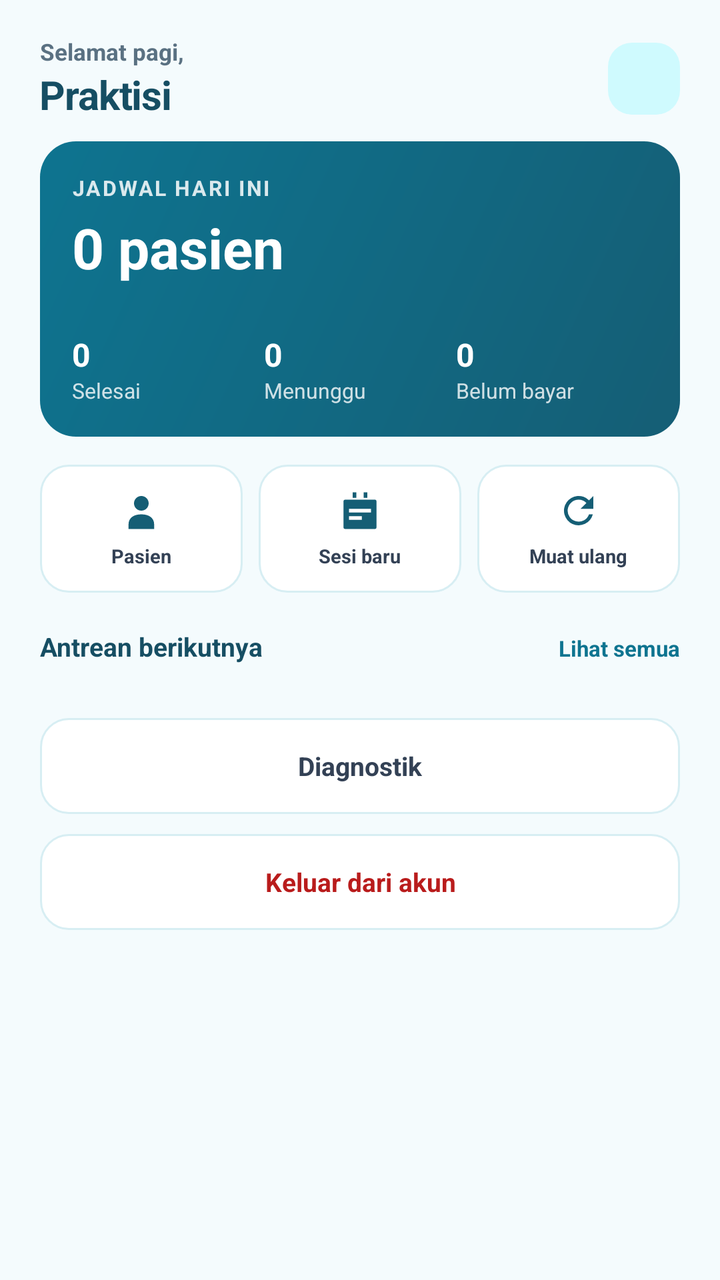
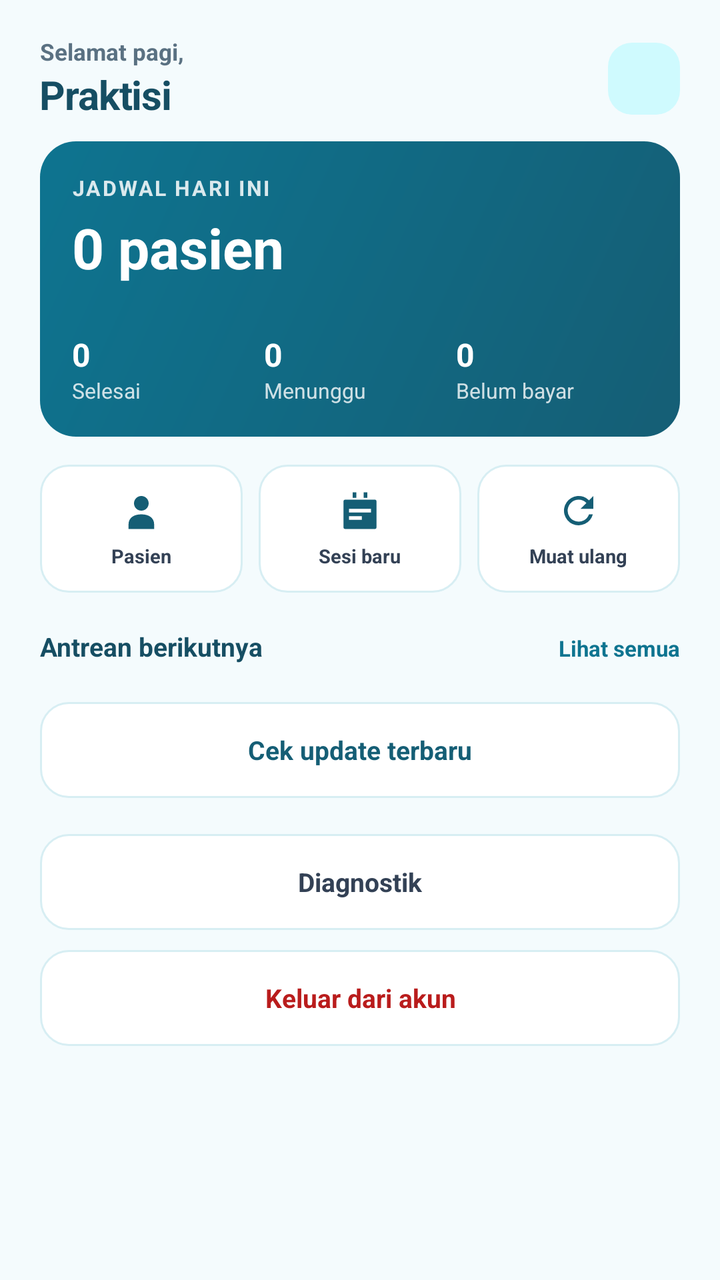

The first picture is an Android layout as it rendered before a commit; the second is the same layout after the commit. The layout source and the unified diff follow.
<!-- AndroidManifest.xml: application theme Theme.AcuMedis -->
<!-- res/layout/activity_main.xml -->
<?xml version="1.0" encoding="utf-8"?>
<LinearLayout xmlns:android="http://schemas.android.com/apk/res/android"
    android:layout_width="match_parent"
    android:layout_height="match_parent"
    android:background="@color/bg"
    android:orientation="vertical">

    <LinearLayout
        android:layout_width="match_parent"
        android:layout_height="wrap_content"
        android:gravity="center_vertical"
        android:orientation="horizontal"
        android:paddingStart="20dp"
        android:paddingEnd="20dp"
        android:paddingTop="18dp"
        android:paddingBottom="10dp">

        <LinearLayout
            android:layout_width="0dp"
            android:layout_height="wrap_content"
            android:layout_weight="1"
            android:orientation="vertical">

            <TextView
                android:layout_width="wrap_content"
                android:layout_height="wrap_content"
                android:text="Selamat pagi,"
                android:textColor="@color/muted"
                android:textSize="11.5sp"
                android:textStyle="bold" />

            <TextView
                android:id="@+id/userName"
                android:layout_width="wrap_content"
                android:layout_height="wrap_content"
                android:text="Praktisi"
                android:textColor="@color/fg"
                android:textSize="20sp"
                android:textStyle="bold"
                android:letterSpacing="-0.02" />
        </LinearLayout>

        <TextView
            android:id="@+id/avatar"
            android:layout_width="36dp"
            android:layout_height="36dp"
            android:background="@drawable/bg_avatar"
            android:gravity="center"
            android:textColor="@color/primary_deep"
            android:textSize="13sp"
            android:textStyle="bold" />
    </LinearLayout>

    <ScrollView
        android:layout_width="match_parent"
        android:layout_height="0dp"
        android:layout_weight="1"
        android:fillViewport="true"
        android:scrollbars="none">

        <LinearLayout
            android:layout_width="match_parent"
            android:layout_height="wrap_content"
            android:orientation="vertical"
            android:paddingStart="20dp"
            android:paddingEnd="20dp"
            android:paddingBottom="24dp">

            <LinearLayout
                android:layout_width="match_parent"
                android:layout_height="wrap_content"
                android:background="@drawable/bg_hero"
                android:orientation="vertical"
                android:padding="16dp">

                <TextView
                    android:layout_width="wrap_content"
                    android:layout_height="wrap_content"
                    android:alpha="0.85"
                    android:letterSpacing="0.08"
                    android:text="JADWAL HARI INI"
                    android:textColor="#FFFFFF"
                    android:textSize="10.5sp"
                    android:textStyle="bold" />

                <TextView
                    android:id="@+id/todayTotal"
                    android:layout_width="wrap_content"
                    android:layout_height="wrap_content"
                    android:layout_marginTop="4dp"
                    android:text="0 pasien"
                    android:textColor="#FFFFFF"
                    android:textSize="28sp"
                    android:textStyle="bold" />

                <LinearLayout
                    android:layout_width="match_parent"
                    android:layout_height="wrap_content"
                    android:layout_marginTop="12dp"
                    android:orientation="horizontal"
                    android:paddingTop="12dp">

                    <LinearLayout
                        android:layout_width="0dp"
                        android:layout_height="wrap_content"
                        android:layout_weight="1"
                        android:orientation="vertical">

                        <TextView
                            android:id="@+id/statDone"
                            android:layout_width="wrap_content"
                            android:layout_height="wrap_content"
                            android:text="0"
                            android:textColor="#FFFFFF"
                            android:textSize="16sp"
                            android:textStyle="bold" />

                        <TextView
                            android:layout_width="wrap_content"
                            android:layout_height="wrap_content"
                            android:alpha="0.8"
                            android:text="Selesai"
                            android:textColor="#FFFFFF"
                            android:textSize="10.5sp" />
                    </LinearLayout>

                    <LinearLayout
                        android:layout_width="0dp"
                        android:layout_height="wrap_content"
                        android:layout_weight="1"
                        android:orientation="vertical">

                        <TextView
                            android:id="@+id/statWaiting"
                            android:layout_width="wrap_content"
                            android:layout_height="wrap_content"
                            android:text="0"
                            android:textColor="#FFFFFF"
                            android:textSize="16sp"
                            android:textStyle="bold" />

                        <TextView
                            android:layout_width="wrap_content"
                            android:layout_height="wrap_content"
                            android:alpha="0.8"
                            android:text="Menunggu"
                            android:textColor="#FFFFFF"
                            android:textSize="10.5sp" />
                    </LinearLayout>

                    <LinearLayout
                        android:layout_width="0dp"
                        android:layout_height="wrap_content"
                        android:layout_weight="1"
                        android:orientation="vertical">

                        <TextView
                            android:id="@+id/statUnpaid"
                            android:layout_width="wrap_content"
                            android:layout_height="wrap_content"
                            android:text="0"
                            android:textColor="#FFFFFF"
                            android:textSize="16sp"
                            android:textStyle="bold" />

                        <TextView
                            android:layout_width="wrap_content"
                            android:layout_height="wrap_content"
                            android:alpha="0.8"
                            android:text="Belum bayar"
                            android:textColor="#FFFFFF"
                            android:textSize="10.5sp" />
                    </LinearLayout>
                </LinearLayout>
            </LinearLayout>

            <LinearLayout
                android:layout_width="match_parent"
                android:layout_height="wrap_content"
                android:layout_marginTop="14dp"
                android:orientation="horizontal">

                <LinearLayout
                    android:id="@+id/qPatients"
                    android:layout_width="0dp"
                    android:layout_height="wrap_content"
                    android:layout_weight="1"
                    android:background="@drawable/bg_card"
                    android:clickable="true"
                    android:focusable="true"
                    android:gravity="center"
                    android:orientation="vertical"
                    android:paddingTop="12dp"
                    android:paddingBottom="12dp">

                    <ImageView
                        android:layout_width="22dp"
                        android:layout_height="22dp"
                        android:contentDescription="@null"
                        android:src="@drawable/ic_patients" />

                    <TextView
                        android:layout_width="wrap_content"
                        android:layout_height="wrap_content"
                        android:layout_marginTop="5dp"
                        android:text="Pasien"
                        android:textColor="@color/fg2"
                        android:textSize="9.5sp"
                        android:textStyle="bold" />
                </LinearLayout>

                <Space android:layout_width="8dp" android:layout_height="1dp" />

                <LinearLayout
                    android:id="@+id/qSession"
                    android:layout_width="0dp"
                    android:layout_height="wrap_content"
                    android:layout_weight="1"
                    android:background="@drawable/bg_card"
                    android:clickable="true"
                    android:focusable="true"
                    android:gravity="center"
                    android:orientation="vertical"
                    android:paddingTop="12dp"
                    android:paddingBottom="12dp">

                    <ImageView
                        android:layout_width="22dp"
                        android:layout_height="22dp"
                        android:contentDescription="@null"
                        android:src="@drawable/ic_session" />

                    <TextView
                        android:layout_width="wrap_content"
                        android:layout_height="wrap_content"
                        android:layout_marginTop="5dp"
                        android:text="Sesi baru"
                        android:textColor="@color/fg2"
                        android:textSize="9.5sp"
                        android:textStyle="bold" />
                </LinearLayout>

                <Space android:layout_width="8dp" android:layout_height="1dp" />

                <LinearLayout
                    android:id="@+id/qRefresh"
                    android:layout_width="0dp"
                    android:layout_height="wrap_content"
                    android:layout_weight="1"
                    android:background="@drawable/bg_card"
                    android:clickable="true"
                    android:focusable="true"
                    android:gravity="center"
                    android:orientation="vertical"
                    android:paddingTop="12dp"
                    android:paddingBottom="12dp">

                    <ImageView
                        android:layout_width="22dp"
                        android:layout_height="22dp"
                        android:contentDescription="@null"
                        android:src="@drawable/ic_refresh" />

                    <TextView
                        android:layout_width="wrap_content"
                        android:layout_height="wrap_content"
                        android:layout_marginTop="5dp"
                        android:text="Muat ulang"
                        android:textColor="@color/fg2"
                        android:textSize="9.5sp"
                        android:textStyle="bold" />
                </LinearLayout>
            </LinearLayout>

            <LinearLayout
                android:layout_width="match_parent"
                android:layout_height="wrap_content"
                android:layout_marginTop="18dp"
                android:layout_marginBottom="9dp"
                android:orientation="horizontal">

                <TextView
                    android:layout_width="0dp"
                    android:layout_height="wrap_content"
                    android:layout_weight="1"
                    android:text="Antrean berikutnya"
                    android:textColor="@color/fg"
                    android:textSize="13sp"
                    android:textStyle="bold" />

                <TextView
                    android:id="@+id/seeAll"
                    android:layout_width="wrap_content"
                    android:layout_height="wrap_content"
                    android:text="Lihat semua"
                    android:textColor="@color/primary"
                    android:textSize="11sp"
                    android:textStyle="bold" />
            </LinearLayout>

            <LinearLayout
                android:id="@+id/queueList"
                android:layout_width="match_parent"
                android:layout_height="wrap_content"
                android:orientation="vertical" />

            <TextView
                android:id="@+id/empty"
                android:layout_width="match_parent"
                android:layout_height="wrap_content"
                android:layout_marginTop="20dp"
                android:gravity="center"
                android:text="Belum ada jadwal hari ini."
                android:textColor="@color/muted"
                android:textSize="12.5sp"
                android:visibility="gone" />

            <TextView
                android:id="@+id/diag"
                android:layout_width="match_parent"
                android:layout_height="48dp"
                android:background="@drawable/bg_card"
                android:layout_marginTop="18dp"
                android:clickable="true"
                android:focusable="true"
                android:gravity="center"
                android:text="Diagnostik"
                android:textColor="@color/fg2"
                android:textSize="13sp"
                android:textStyle="bold" />

            <TextView
                android:id="@+id/logout"
                android:layout_width="match_parent"
                android:layout_height="48dp"
                android:layout_marginTop="10dp"
                android:background="@drawable/bg_card"
                android:clickable="true"
                android:focusable="true"
                android:gravity="center"
                android:text="Keluar dari akun"
                android:textColor="@color/red"
                android:textSize="13sp"
                android:textStyle="bold" />
        </LinearLayout>
    </ScrollView>
</LinearLayout>
<!-- resources referenced by this layout -->
<resources>
  <color name="bg">#FFF4FBFD</color>
  <color name="fg">#FF164E63</color>
  <color name="fg2">#FF334155</color>
  <color name="muted">#FF5A7182</color>
  <color name="primary">#FF0E7490</color>
  <color name="primary_deep">#FF155E75</color>
  <color name="red">#FFB91C1C</color>
  <!-- drawable bg_avatar (drawable) -->
  <?xml version="1.0" encoding="utf-8"?>
  <shape xmlns:android="http://schemas.android.com/apk/res/android" android:shape="rectangle">
      <solid android:color="@color/soft" />
      <corners android:radius="12dp" />
  </shape>
  <!-- drawable bg_card (drawable) -->
  <?xml version="1.0" encoding="utf-8"?>
  <shape xmlns:android="http://schemas.android.com/apk/res/android" android:shape="rectangle">
      <solid android:color="@color/card" />
      <stroke android:width="1dp" android:color="@color/border" />
      <corners android:radius="14dp" />
  </shape>
  <!-- drawable bg_hero (drawable) -->
  <?xml version="1.0" encoding="utf-8"?>
  <shape xmlns:android="http://schemas.android.com/apk/res/android" android:shape="rectangle">
      <gradient android:startColor="#FF0E7490" android:endColor="#FF155E75"
          android:angle="315" />
      <corners android:radius="18dp" />
  </shape>
  <!-- drawable ic_patients (drawable) -->
  <vector xmlns:android="http://schemas.android.com/apk/res/android"
      android:width="24dp" android:height="24dp"
      android:viewportWidth="24" android:viewportHeight="24">
      <path android:fillColor="#155E75" android:pathData="M12,12a4,4 0,1 0,-4 -4,4 4,0 0,0 4,4zM12,14c-4,0 -7,1.8 -7,5.6V22h14v-2.4c0,-3.8 -3,-5.6 -7,-5.6z" />
  </vector>
  <!-- drawable ic_refresh (drawable) -->
  <vector xmlns:android="http://schemas.android.com/apk/res/android"
      android:width="24dp" android:height="24dp"
      android:viewportWidth="24" android:viewportHeight="24">
      <path android:fillColor="#155E75" android:pathData="M17.65,6.35A8,8 0,1 0,19.73 14h-2.08A6,6 0,1 1,12 6a5.9,5.9 0,0 1,4.22 1.78L13,11h7V4z" />
  </vector>
  <!-- drawable ic_session (drawable) -->
  <vector xmlns:android="http://schemas.android.com/apk/res/android"
      android:width="24dp" android:height="24dp"
      android:viewportWidth="24" android:viewportHeight="24">
      <path android:fillColor="#155E75" android:pathData="M8,2h2v3H8zM14,2h2v3h-2zM4,6h16a1,1 0,0 1,1 1v14a1,1 0,0 1,-1 1H4a1,1 0,0 1,-1 -1V7a1,1 0,0 1,1 -1m2,5v2h12v-2zM6,15v2h7v-2z" />
  </vector>
  <style name="Theme.AcuMedis" parent="Theme.Material3.Light.NoActionBar">
          <item name="colorPrimary">@color/primary_deep</item>
          <item name="colorOnPrimary">#FFFFFFFF</item>
          <item name="colorSecondary">@color/primary</item>
          <item name="colorSurface">@color/card</item>
          <item name="colorOnSurface">@color/fg</item>
          <item name="android:colorBackground">@color/bg</item>
          <item name="android:statusBarColor">@color/bg</item>
          <item name="android:navigationBarColor">@color/card</item>
          <item name="android:windowLightStatusBar">true</item>
          <item name="android:windowLightNavigationBar" tools:targetApi="27">true</item>
      </style>
  <color name="soft">#FFCFFAFE</color>
  <color name="card">#FFFFFFFF</color>
  <color name="border">#FFD7EEF3</color>
</resources>

<!-- the commit's change to res/layout/activity_main.xml (unified diff, before → after) -->
@@ -314,6 +314,20 @@
                 android:textColor="@color/muted"
                 android:textSize="12.5sp"
                 android:visibility="gone" />
+
+            <TextView
+                android:id="@+id/update"
+                android:layout_width="match_parent"
+                android:layout_height="48dp"
+                android:layout_marginTop="10dp"
+                android:background="@drawable/bg_card"
+                android:clickable="true"
+                android:focusable="true"
+                android:gravity="center"
+                android:text="Cek update terbaru"
+                android:textColor="@color/primary_deep"
+                android:textSize="13sp"
+                android:textStyle="bold" />
 
             <TextView
                 android:id="@+id/diag"
